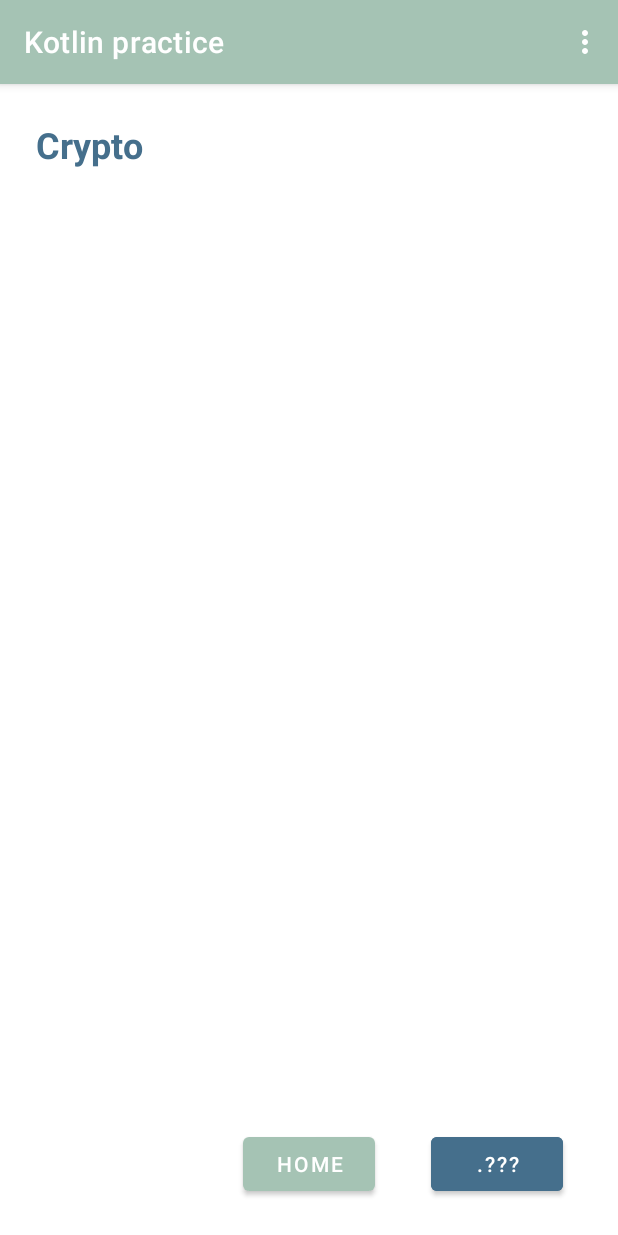
After one commit to curtiskao/kotlinpractice, an Android app: the CryptoFragment screen opened through its navigation route, on a phone screen of 412 x 824 dp. The commit adds this screen. Run offline under Robolectric (Android 15) with nearby library versions, the phone set to English and light mode, and no system bars.

Commit message:
created crypto fragment

```diff
--- /dev/null
+++ b/app/src/main/java/com/example/kotlinpractice/Crypto/CryptoFragment.kt
@@ -0,0 +1,28 @@
+package com.example.kotlinpractice.Crypto
+
+import android.os.Bundle
+import android.view.LayoutInflater
+import android.view.View
+import android.view.ViewGroup
+import android.widget.Button
+import androidx.fragment.app.Fragment
+import androidx.navigation.fragment.findNavController
+import com.example.kotlinpractice.R
+
+class CryptoFragment: Fragment() {
+    override fun onCreateView(
+        inflater: LayoutInflater, container: ViewGroup?,
+        savedInstanceState: Bundle?
+    ): View? {
+        // Inflate the layout for this fragment
+        return inflater.inflate(R.layout.fragment_crypto, container, false)
+    }
+
+    override fun onViewCreated(view: View, savedInstanceState: Bundle?) {
+        super.onViewCreated(view, savedInstanceState)
+        view.findViewById<Button>(R.id.button_home).setOnClickListener {
+            findNavController().navigate(R.id.action_CryptoFragment_toHomeFragment)
+        }
+
+    }
+}
--- a/app/src/main/java/com/example/kotlinpractice/HomeFragment.kt
+++ b/app/src/main/java/com/example/kotlinpractice/HomeFragment.kt
@@ -33,6 +33,9 @@ class HomeFragment : Fragment() {
         view.findViewById<Button>(R.id.button_note).setOnClickListener {
             findNavController().navigate(R.id.action_HomeFragment_to_NoteFragment)
         }
+        view.findViewById<Button>(R.id.button_crypto).setOnClickListener {
+            findNavController().navigate(R.id.action_HomeFragment_to_CryptoFragment)
+        }
 
 
     }
--- a/app/src/main/java/com/example/kotlinpractice/Note/NoteFragment.kt
+++ b/app/src/main/java/com/example/kotlinpractice/Note/NoteFragment.kt
@@ -8,16 +8,13 @@ import android.view.View
 import android.view.ViewGroup
 import android.widget.Button
 import android.widget.LinearLayout
-import android.widget.Toast
 import androidx.fragment.app.DialogFragment
 import androidx.lifecycle.Observer
 import androidx.lifecycle.ViewModelProvider
 import androidx.navigation.fragment.findNavController
 import com.example.kotlinpractice.R
 
-/**
- * A simple [Fragment] subclass as the default destination in the navigation.
- */
+
 class NoteFragment : Fragment(), AddNoteDialogFragment.AddNoteDialogListener {
 
     private lateinit var notesLayout: LinearLayout
@@ -38,7 +35,7 @@ class NoteFragment : Fragment(), AddNoteDialogFragment.AddNoteDialogListener {
     override fun onViewCreated(view: View, savedInstanceState: Bundle?) {
         super.onViewCreated(view, savedInstanceState)
         view.findViewById<Button>(R.id.button_home).setOnClickListener {
-            findNavController().navigate(R.id.action_FirstFragment_to_SecondFragment)
+            findNavController().navigate(R.id.action_NoteFragment_to_HomeFragment)
         }
         notesLayout = view.findViewById(R.id.linearLayout_notes)
 
--- /dev/null
+++ b/app/src/main/res/layout/fragment_crypto.xml
@@ -0,0 +1,46 @@
+<?xml version="1.0" encoding="utf-8"?>
+<androidx.constraintlayout.widget.ConstraintLayout xmlns:android="http://schemas.android.com/apk/res/android"
+    xmlns:app="http://schemas.android.com/apk/res-auto"
+    xmlns:tools="http://schemas.android.com/tools"
+    android:layout_width="match_parent"
+    android:layout_height="match_parent"
+    tools:context=".Note.NoteFragment">
+
+    <TextView
+        app:layout_constraintStart_toStartOf="parent"
+        app:layout_constraintTop_toTopOf="parent"
+        android:layout_marginStart="24dp"
+        android:layout_marginTop="24dp"
+        android:id="@+id/textView"
+        android:layout_width="wrap_content"
+        android:layout_height="wrap_content"
+        android:layout_weight="1"
+        android:text="Crypto"
+        android:textColor="@color/blue"
+        android:textSize="24sp"
+        android:textStyle="bold" />
+
+    <Button
+        android:id="@+id/button_home"
+        android:layout_width="wrap_content"
+        android:layout_height="wrap_content"
+        android:text="Home"
+        android:layout_marginBottom="24dp"
+        app:layout_constraintBottom_toBottomOf="parent"
+        app:layout_constraintEnd_toEndOf="parent"
+        app:layout_constraintStart_toStartOf="parent"
+        />
+
+    <Button
+        android:id="@+id/button_deleteAll"
+        android:layout_width="wrap_content"
+        android:layout_height="wrap_content"
+        android:text=".???"
+        android:layout_marginBottom="24dp"
+        android:backgroundTint="@color/blue"
+        app:layout_constraintStart_toEndOf="@id/button_home"
+        app:layout_constraintBottom_toBottomOf="parent"
+        app:layout_constraintEnd_toEndOf="parent"
+        />
+
+</androidx.constraintlayout.widget.ConstraintLayout>
--- a/app/src/main/res/layout/fragment_home.xml
+++ b/app/src/main/res/layout/fragment_home.xml
@@ -45,4 +45,16 @@
         app:layout_constraintEnd_toEndOf="parent"
         app:layout_constraintStart_toStartOf="parent"
          />
+
+    <Button
+        android:id="@+id/button_crypto"
+        android:layout_width="wrap_content"
+        android:layout_height="wrap_content"
+        android:text="Crypto"
+        android:backgroundTint="@color/blue"
+        android:layout_marginBottom="24dp"
+        app:layout_constraintBottom_toBottomOf="parent"
+        app:layout_constraintStart_toStartOf="parent"
+        app:layout_constraintEnd_toStartOf="@id/button_note"
+        />
 </androidx.constraintlayout.widget.ConstraintLayout>
--- a/app/src/main/res/layout/fragment_note.xml
+++ b/app/src/main/res/layout/fragment_note.xml
@@ -64,8 +64,8 @@
         android:layout_height="wrap_content"
         android:text="Delete All"
         android:layout_marginBottom="24dp"
-        android:layout_marginEnd="12dp"
         android:backgroundTint="@color/pink"
+        app:layout_constraintStart_toEndOf="@id/button_home"
         app:layout_constraintBottom_toBottomOf="parent"
         app:layout_constraintEnd_toEndOf="parent"
         />
--- a/app/src/main/res/navigation/nav_graph.xml
+++ b/app/src/main/res/navigation/nav_graph.xml
@@ -12,7 +12,16 @@
         tools:layout="@layout/fragment_note">
 
         <action
-            android:id="@+id/action_FirstFragment_to_SecondFragment"
+            android:id="@+id/action_NoteFragment_to_HomeFragment"
+            app:destination="@id/HomeFragment" />
+    </fragment>
+    <fragment
+        android:id="@+id/CryptoFragment"
+        android:name="com.example.kotlinpractice.Crypto.CryptoFragment"
+        tools:layout="@layout/fragment_crypto">
+
+        <action
+            android:id="@+id/action_CryptoFragment_toHomeFragment"
             app:destination="@id/HomeFragment" />
     </fragment>
     <fragment
@@ -24,5 +33,8 @@
         <action
             android:id="@+id/action_HomeFragment_to_NoteFragment"
             app:destination="@id/NoteFragment" />
+        <action
+            android:id="@+id/action_HomeFragment_to_CryptoFragment"
+            app:destination="@id/CryptoFragment" />
     </fragment>
 </navigation>
```
